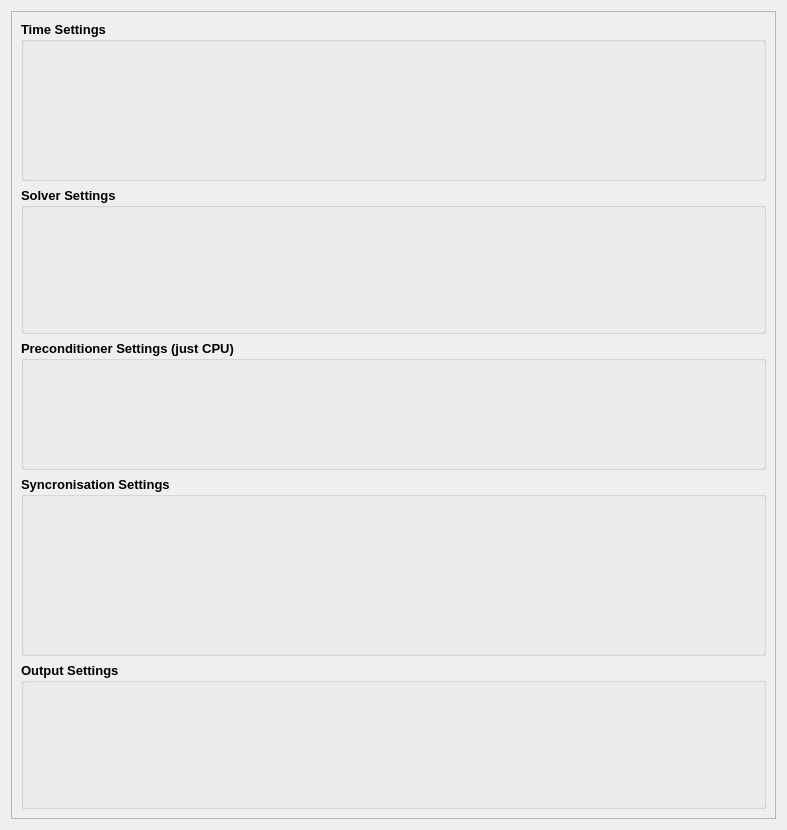
The window that source_code/system_hydraulic/source_code/gui/HydGui_System_Member_Wid.ui (dabachma/ProMaIDes_src) describes before a commit, drawn with Qt 5.
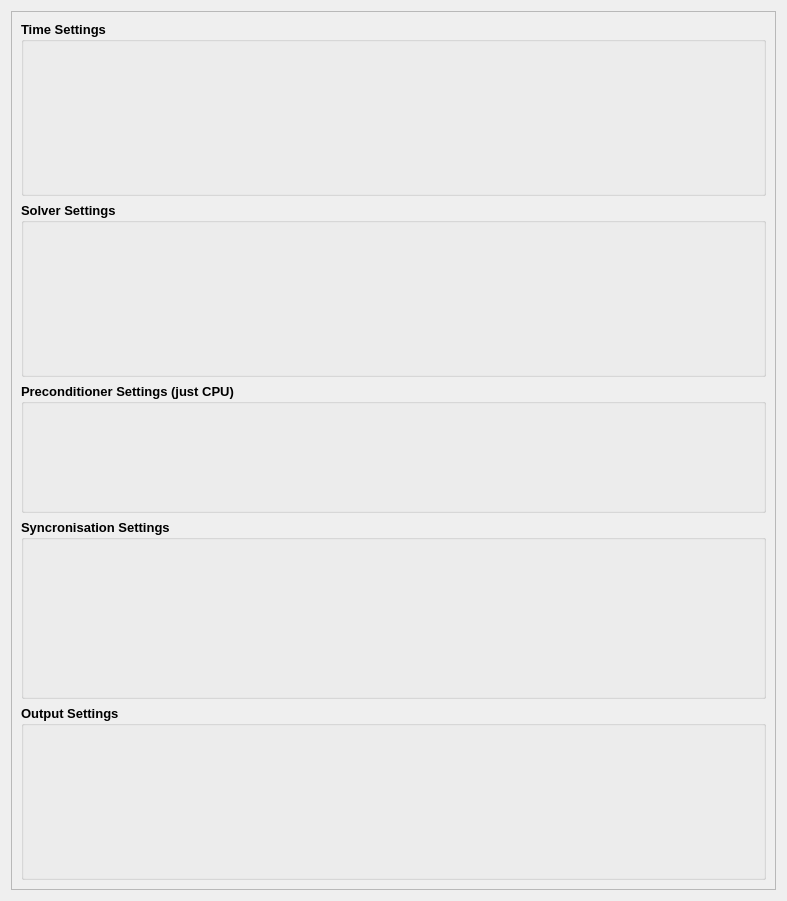
The same window after the commit. Custom widgets are drawn as their Qt base class.

Commit message: Added NetCDF-Mesh Output

```diff
--- a/source_code/system_hydraulic/source_code/gui/HydGui_System_Member_Wid.ui
+++ b/source_code/system_hydraulic/source_code/gui/HydGui_System_Member_Wid.ui
@@ -7,7 +7,7 @@
     <x>0</x>
     <y>0</y>
     <width>787</width>
-    <height>830</height>
+    <height>901</height>
    </rect>
   </property>
   <property name="windowTitle">
@@ -42,8 +42,8 @@
        <rect>
         <x>0</x>
         <y>0</y>
-        <width>763</width>
-        <height>806</height>
+        <width>767</width>
+        <height>881</height>
        </rect>
       </property>
       <layout class="QVBoxLayout" name="verticalLayout_2">
@@ -681,6 +681,17 @@
             </property>
            </widget>
           </item>
+          <item>
+           <widget class="Sys_Member_Bool_BaseWid" name="output_netcdf" native="true">
+            <property name="font">
+             <font>
+              <pointsize>8</pointsize>
+              <weight>50</weight>
+              <bold>false</bold>
+             </font>
+            </property>
+           </widget>
+          </item>
           <item>
            <widget class="Sys_Member_Bool_BaseWid" name="output_instat_dbase" native="true">
             <property name="font">
```
The commit also changes 17 other files.
